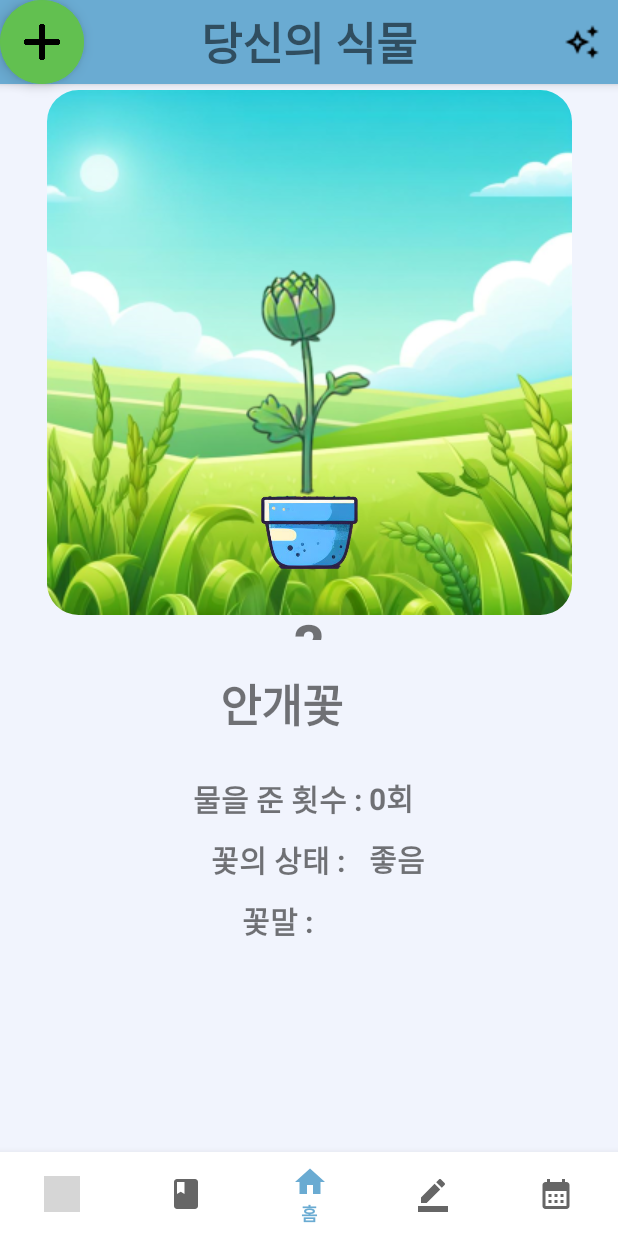
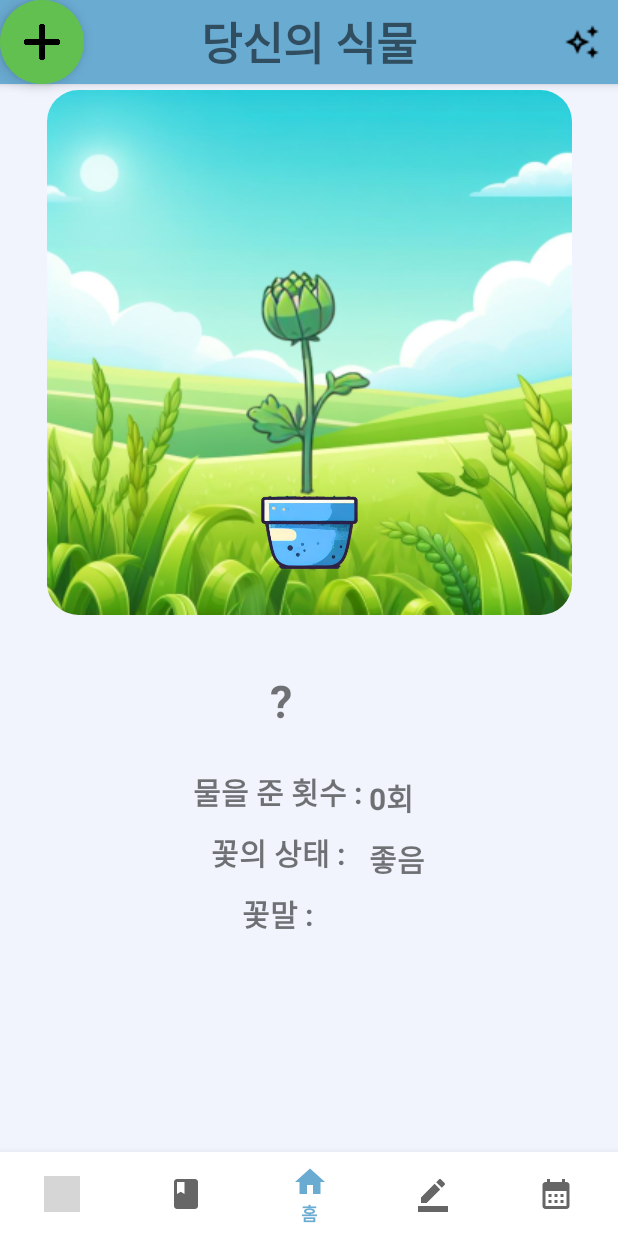
Before and after one commit to cpt-team/odos, an Android app: the fragment PlantFragment placed in its activity, on a phone screen of 412 x 824 dp. Run offline under Robolectric (Android 15) with nearby library versions, the phone set to English and light mode, and no system bars; grey boxes are pictures that could not be loaded.

Commit message:
식물 선택 디버깅

```diff
--- a/app/src/main/java/com/example/cpt_odos_diary/App/App.kt
+++ b/app/src/main/java/com/example/cpt_odos_diary/App/App.kt
@@ -19,7 +19,7 @@ class App: Application() {
         token_prefs.uid = "?"
         token_prefs.plantName = "?"
         token_prefs.plantDesc = ""
-        token_prefs.plantLevel = 0
+        token_prefs.plantLevel = 1
         token_prefs.podSkin = "0"
         token_prefs.backSkin = "0"
         token_prefs.odosYear = 1
--- a/app/src/main/res/layout/fragment_plant.xml
+++ b/app/src/main/res/layout/fragment_plant.xml
@@ -73,21 +73,12 @@
                 app:layout_constraintHorizontal_bias="0.5"
                 app:layout_constraintStart_toStartOf="@+id/background" />
 
-            <TextView
-                android:id="@+id/plant_name"
-                android:layout_width="match_parent"
-                android:layout_height="wrap_content"
-                android:gravity="center"
-                android:text="안개꽃"
-                android:textSize="40sp"
-                app:layout_constraintBottom_toBottomOf="parent"
-                app:layout_constraintTop_toBottomOf="@+id/background"
-                app:layout_constraintVertical_bias="0.2"
-                tools:layout_editor_absoluteX="0dp" />
+
 
         </androidx.constraintlayout.widget.ConstraintLayout>
 
         <RelativeLayout
+
             android:layout_width="match_parent"
             android:layout_height="0dp"
             android:layout_weight="4"
@@ -100,6 +91,7 @@
                 android:orientation="vertical">
                 <!-- 없애야함 -->
                 <TextView
+                    android:id="@+id/plantName"
                     android:layout_width="match_parent"
                     android:layout_height="wrap_content"
                     android:gravity="center"
```
Also changed, not shown: app/src/main/java/com/example/cpt_odos_diary/PlantFragment.kt (+10 -1 lines).
